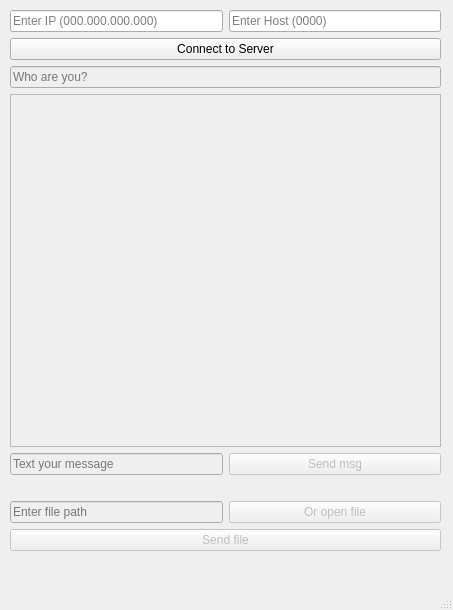
Qt form practiceClient/mainwindow.ui (sdedge/productionPractice) before a commit.
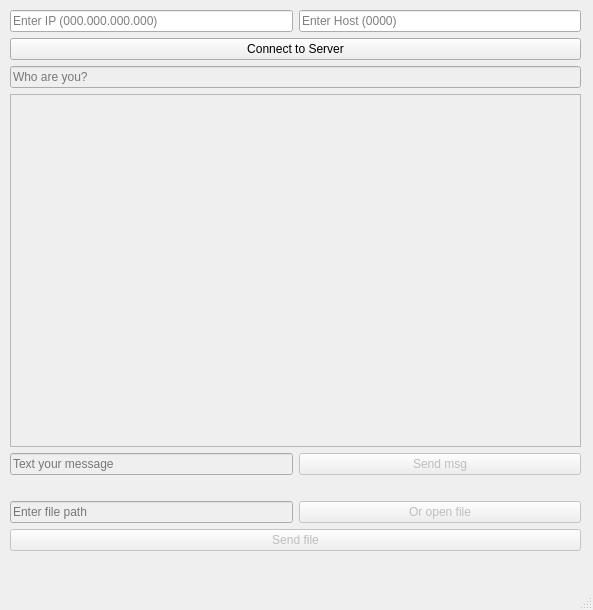
The same form after that commit.

What changed in the file:
```diff
--- a/practiceClient/mainwindow.ui
+++ b/practiceClient/mainwindow.ui
@@ -6,7 +6,7 @@
    <rect>
     <x>0</x>
     <y>0</y>
-    <width>453</width>
+    <width>593</width>
     <height>610</height>
    </rect>
   </property>
@@ -19,7 +19,7 @@
      <rect>
       <x>10</x>
       <y>10</y>
-      <width>431</width>
+      <width>571</width>
       <height>541</height>
      </rect>
     </property>
@@ -121,7 +121,7 @@
        </property>
       </widget>
      </item>
-     <item row="6" column="0">
+     <item row="6" column="0" colspan="2">
       <widget class="QLabel" name="filePathLabel">
        <property name="text">
         <string/>
```
Left out of the diff: 2 changed lines with no effect on the pictures.
